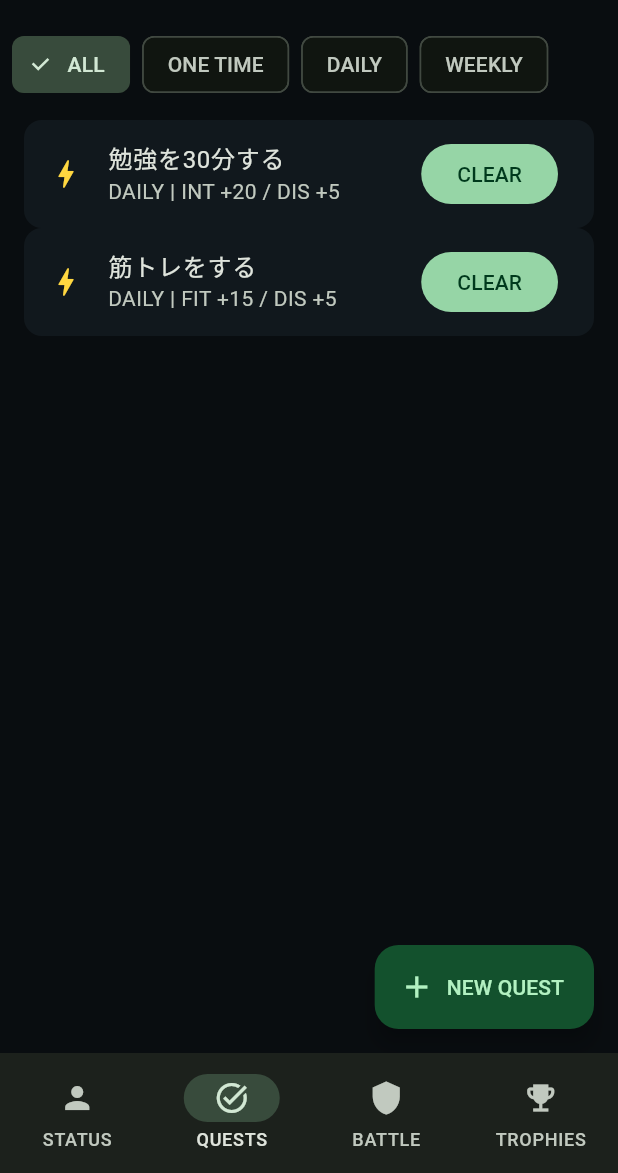
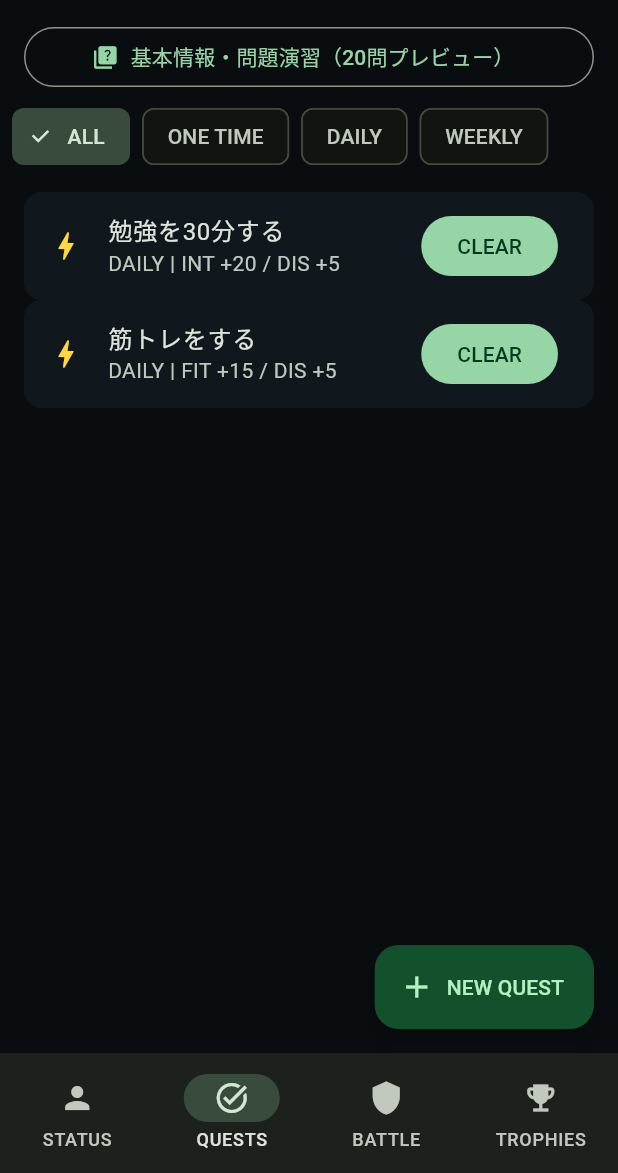
Before and after one commit to mackywild/Level-Me, a Flutter app: the screen it shows after launch, item 2 of the bottom bar chosen, on a phone screen of 412 x 824 dp, the part 63-1236 px from its top. Run offline on Flutter 3.47's test engine with Material 3 defaults, Android fonts, the phone set to English and light mode, and no system bars.

Commit message:
feat: link FE practice from quest list

```diff
--- a/lib/screens/quests_screen.dart
+++ b/lib/screens/quests_screen.dart
@@ -2,6 +2,7 @@ import 'package:flutter/material.dart';
 import '../controllers/app_controller.dart';
 import '../models/quest.dart';
 import '../models/stat_type.dart';
+import 'fe_question_screen.dart';
 class QuestsScreen extends StatefulWidget{
  const QuestsScreen({super.key,required this.controller});
  final AppController controller;
@@ -14,6 +15,7 @@ class _QuestsScreenState extends State<QuestsScreen>{
  @override Widget build(BuildContext context){
   final quests=widget.controller.state.quests.where((q)=>filter==null||q.cadence==filter).toList();
   return Scaffold(backgroundColor:Colors.transparent,body:Column(children:[
+   Padding(padding:const EdgeInsets.symmetric(horizontal:16),child:SizedBox(width:double.infinity,child:OutlinedButton.icon(icon:const Icon(Icons.quiz),label:const Text('基本情報・問題演習（20問プレビュー）'),onPressed:()=>Navigator.of(context).push(MaterialPageRoute<void>(builder:(_)=>const FeQuestionScreen()))))),
    SizedBox(height:58,child:ListView(scrollDirection:Axis.horizontal,padding:const EdgeInsets.all(8),children:[
     ChoiceChip(label:const Text('ALL'),selected:filter==null,onSelected:(_)=>setState(()=>filter=null)),
     for(final c in QuestCadence.values)Padding(padding:const EdgeInsets.only(left:8),child:
```
